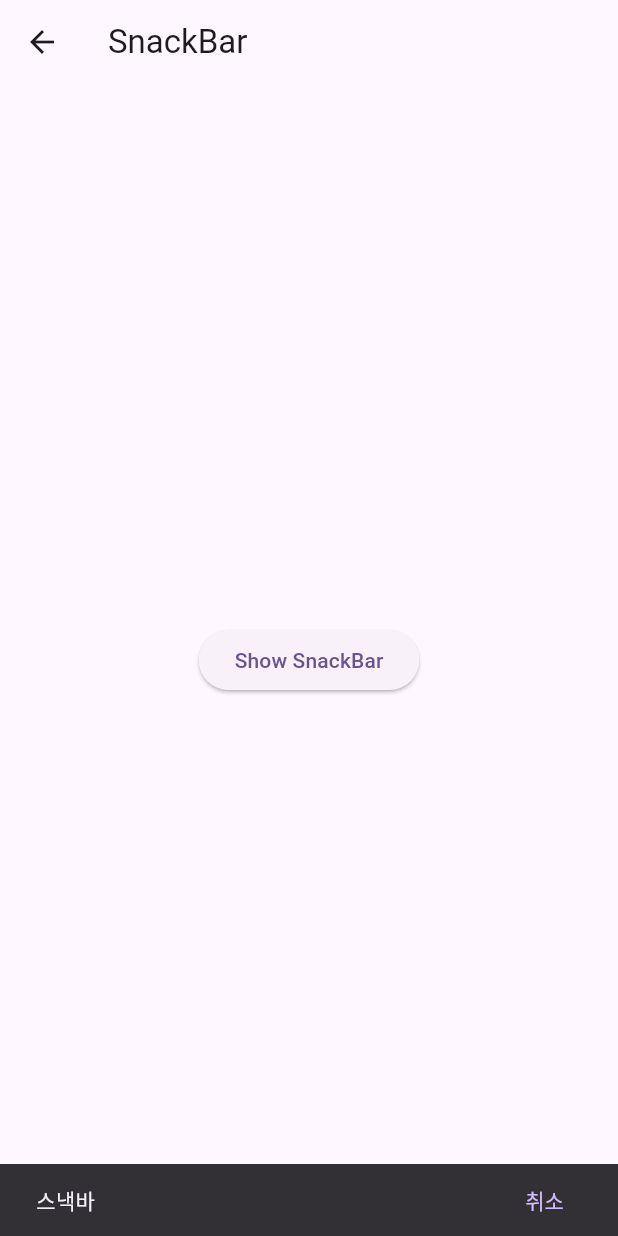
After one commit to dodocap/flutter-orm-practice, a Flutter app: the MySnackBar screen opened directly, after a tap on "Show SnackBar", on a phone screen of 412 x 824 dp. The commit adds this screen. Run offline on Flutter 3.47's test engine with Material 3 defaults, Android fonts, the light colour scheme and no system bars; our stand-ins replace flutter_svg, lottie.

Commit message:
feat: SnackBar

```diff
--- /dev/null
+++ b/lib/23_12_26/my_snack_bar.dart
@@ -0,0 +1,32 @@
+import 'package:flutter/material.dart';
+
+class MySnackBar extends StatefulWidget {
+  const MySnackBar({super.key});
+
+  @override
+  State<MySnackBar> createState() => _MySnackBarState();
+}
+
+class _MySnackBarState extends State<MySnackBar> {
+  @override
+  Widget build(BuildContext context) {
+    return Scaffold(
+      appBar: AppBar(
+        title: const Text('SnackBar'),
+      ),
+      body: Center(
+        child: ElevatedButton(
+          onPressed: () {
+            final snackBar = SnackBar(
+              content: const Text('스낵바'),
+              action: SnackBarAction(label: '취소', onPressed: () { },
+              ),
+            );
+            ScaffoldMessenger.of(context).showSnackBar(snackBar);
+          },
+          child: const Text('Show SnackBar'),
+        )
+      ),
+    );
+  }
+}
--- a/lib/main.dart
+++ b/lib/main.dart
@@ -7,6 +7,7 @@ import 'package:orm_practice/23_12_22/startbucks_clone_screen.dart';
 import 'package:orm_practice/23_12_26/my_animated_container.dart';
 import 'package:orm_practice/23_12_26/my_animated_opacity.dart';
 import 'package:orm_practice/23_12_26/my_drawer.dart';
+import 'package:orm_practice/23_12_26/my_snack_bar.dart';
 import 'package:orm_practice/list_mapper_screen.dart';
 
 void main() {
@@ -30,6 +31,7 @@ final Map<String, Widget> widgetList = {
         '1. AnimatedContainer' : MyAnimatedContainer(),
         '2. AnimatedOpacity' : MyAnimatedOpacity(),
         '3. Drawer' : MyDrawer(),
+        '4. SnackBar' : MySnackBar(),
       },
   ),
 };
```
